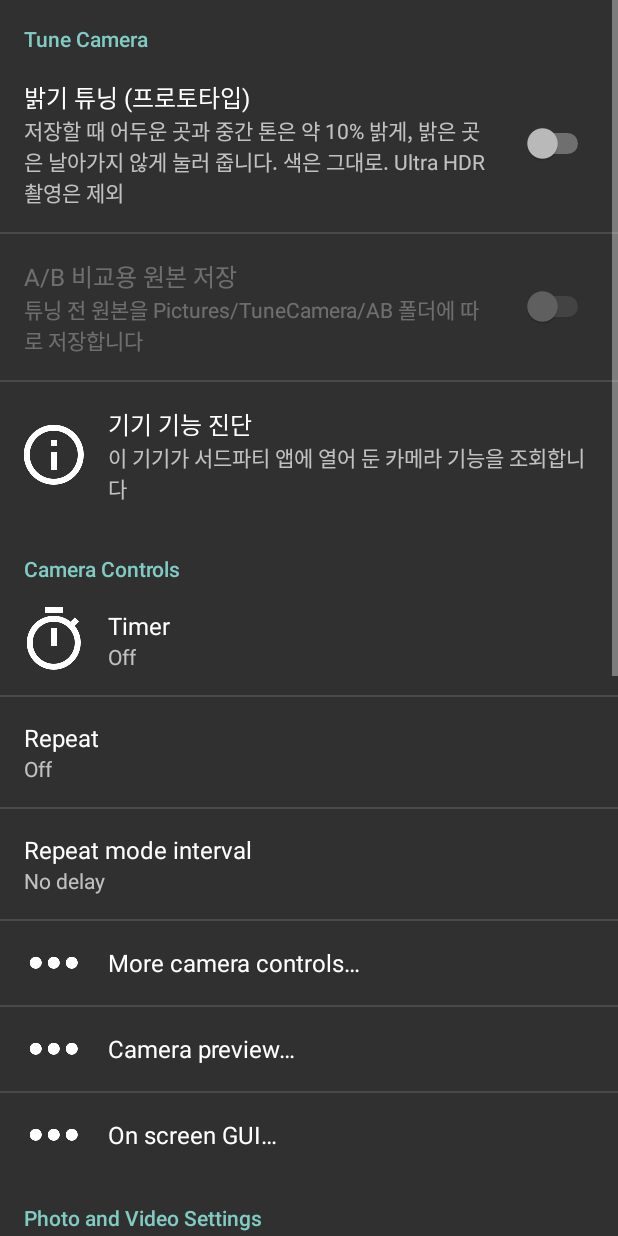
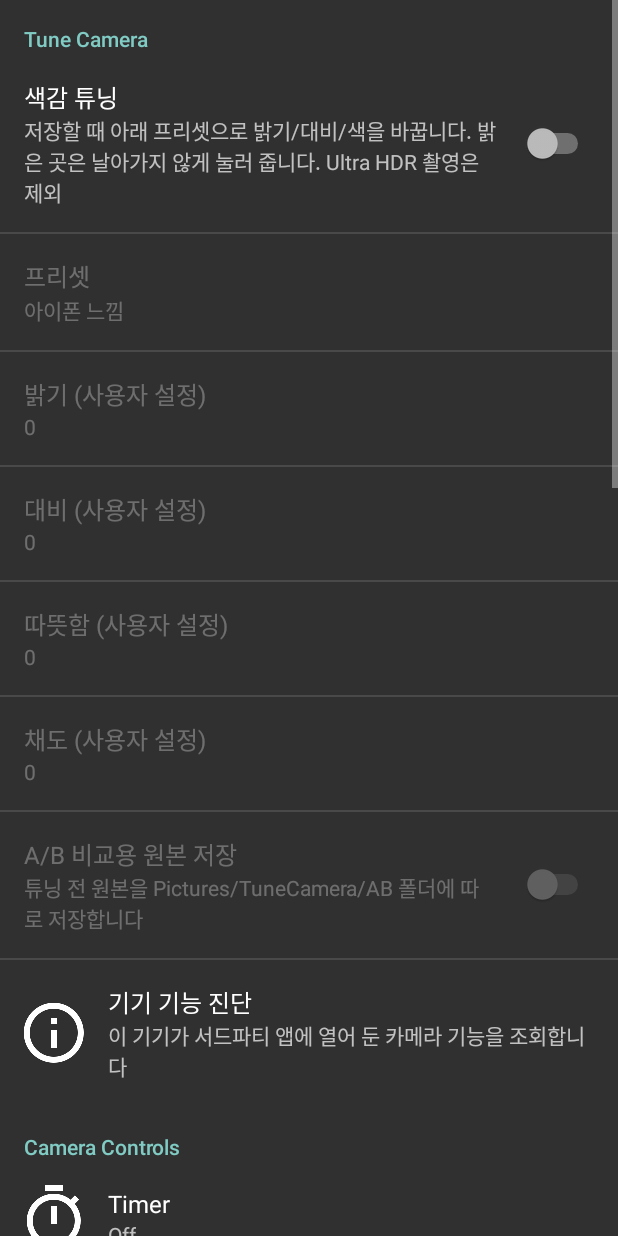
Before and after one commit to shapkeem/camera, an Android app: the screen it shows after launch (MainActivity), after a tap on "Settings", on a phone screen of 412 x 824 dp. Run offline under Robolectric (Android 15) with nearby library versions, the phone set to English and light mode, and no system bars; pictures from the network do not load; 15 statements that could not run were skipped.

Commit message:
Tune: look presets (iPhone-like, brightness, custom) with contrast, warmth, saturation
- TuneProcessor.Look: roll-off brightness, S-curve contrast, luma-scaled
  warmth (blacks stay neutral), saturation with skin-tone protection
- Settings: preset list (default iPhone-like starting point) plus custom
  brightness/contrast/warmth/saturation lists; toast shows the preset
- Unit tests for LUT shape, neutrality, skin protection and warmth

Co-Authored-By: Claude Opus 5.5 <noreply@anthropic.com>
Claude-Session: https://claude.ai/code/session_019mB7QUumfY2ADyr63NHPyo

```diff
--- /dev/null
+++ b/app/app/src/main/res/values/arrays_tune.xml
@@ -0,0 +1,41 @@
+<?xml version="1.0" encoding="utf-8"?>
+<!-- Tune Camera settings (not translated) -->
+<resources>
+    <string-array name="tune_preset_entries">
+        <item>아이폰 느낌</item>
+        <item>밝기만 (+10%)</item>
+        <item>사용자 설정</item>
+    </string-array>
+    <string-array name="tune_preset_values">
+        <item>iphone</item>
+        <item>brightness</item>
+        <item>custom</item>
+    </string-array>
+
+    <string-array name="tune_percent20_entries">
+        <item>-20%</item><item>-15%</item><item>-10%</item><item>-5%</item><item>0</item>
+        <item>+5%</item><item>+10%</item><item>+15%</item><item>+20%</item>
+    </string-array>
+    <string-array name="tune_percent20_values">
+        <item>-20</item><item>-15</item><item>-10</item><item>-5</item><item>0</item>
+        <item>5</item><item>10</item><item>15</item><item>20</item>
+    </string-array>
+
+    <string-array name="tune_percent30_entries">
+        <item>-30%</item><item>-20%</item><item>-15%</item><item>-10%</item><item>-5%</item><item>0</item>
+        <item>+5%</item><item>+10%</item><item>+15%</item><item>+20%</item><item>+30%</item>
+    </string-array>
+    <string-array name="tune_percent30_values">
+        <item>-30</item><item>-20</item><item>-15</item><item>-10</item><item>-5</item><item>0</item>
+        <item>5</item><item>10</item><item>15</item><item>20</item><item>30</item>
+    </string-array>
+
+    <string-array name="tune_warmth_entries">
+        <item>-10 (차갑게)</item><item>-6</item><item>-4</item><item>-2</item><item>0</item>
+        <item>+2</item><item>+4</item><item>+6</item><item>+10 (따뜻하게)</item>
+    </string-array>
+    <string-array name="tune_warmth_values">
+        <item>-10</item><item>-6</item><item>-4</item><item>-2</item><item>0</item>
+        <item>2</item><item>4</item><item>6</item><item>10</item>
+    </string-array>
+</resources>
--- a/app/app/src/main/res/xml/preferences.xml
+++ b/app/app/src/main/res/xml/preferences.xml
@@ -7,9 +7,59 @@
         >
         <SwitchPreference
             android:key="preference_tune_enabled"
-            android:title="밝기 튜닝 (프로토타입)"
-            android:summary="저장할 때 어두운 곳과 중간 톤은 약 10% 밝게, 밝은 곳은 날아가지 않게 눌러 줍니다. 색은 그대로. Ultra HDR 촬영은 제외"
+            android:title="색감 튜닝"
+            android:summary="저장할 때 아래 프리셋으로 밝기/대비/색을 바꿉니다. 밝은 곳은 날아가지 않게 눌러 줍니다. Ultra HDR 촬영은 제외"
             android:defaultValue="false"
+            />
+
+        <ListPreference
+            android:key="preference_tune_preset"
+            android:title="프리셋"
+            android:summary="%s"
+            android:entries="@array/tune_preset_entries"
+            android:entryValues="@array/tune_preset_values"
+            android:defaultValue="iphone"
+            android:dependency="preference_tune_enabled"
+            />
+
+        <ListPreference
+            android:key="preference_tune_brightness"
+            android:title="밝기 (사용자 설정)"
+            android:summary="%s"
+            android:entries="@array/tune_percent20_entries"
+            android:entryValues="@array/tune_percent20_values"
+            android:defaultValue="0"
+            android:dependency="preference_tune_enabled"
+            />
+
+        <ListPreference
+            android:key="preference_tune_contrast"
+            android:title="대비 (사용자 설정)"
+            android:summary="%s"
+            android:entries="@array/tune_percent30_entries"
+            android:entryValues="@array/tune_percent30_values"
+            android:defaultValue="0"
+            android:dependency="preference_tune_enabled"
+            />
+
+        <ListPreference
+            android:key="preference_tune_warmth"
+            android:title="따뜻함 (사용자 설정)"
+            android:summary="%s"
+            android:entries="@array/tune_warmth_entries"
+            android:entryValues="@array/tune_warmth_values"
+            android:defaultValue="0"
+            android:dependency="preference_tune_enabled"
+            />
+
+        <ListPreference
+            android:key="preference_tune_saturation"
+            android:title="채도 (사용자 설정)"
+            android:summary="%s"
+            android:entries="@array/tune_percent30_entries"
+            android:entryValues="@array/tune_percent30_values"
+            android:defaultValue="0"
+            android:dependency="preference_tune_enabled"
             />
 
         <SwitchPreference
```
Also changed, not shown: app/app/src/main/java/com/shapkeem/camera/tune/TuneProcessor.java (+137 -26 lines), app/app/src/main/java/net/sourceforge/opencamera/PostProcessing.java (+4 -3 lines), 2 other files.
